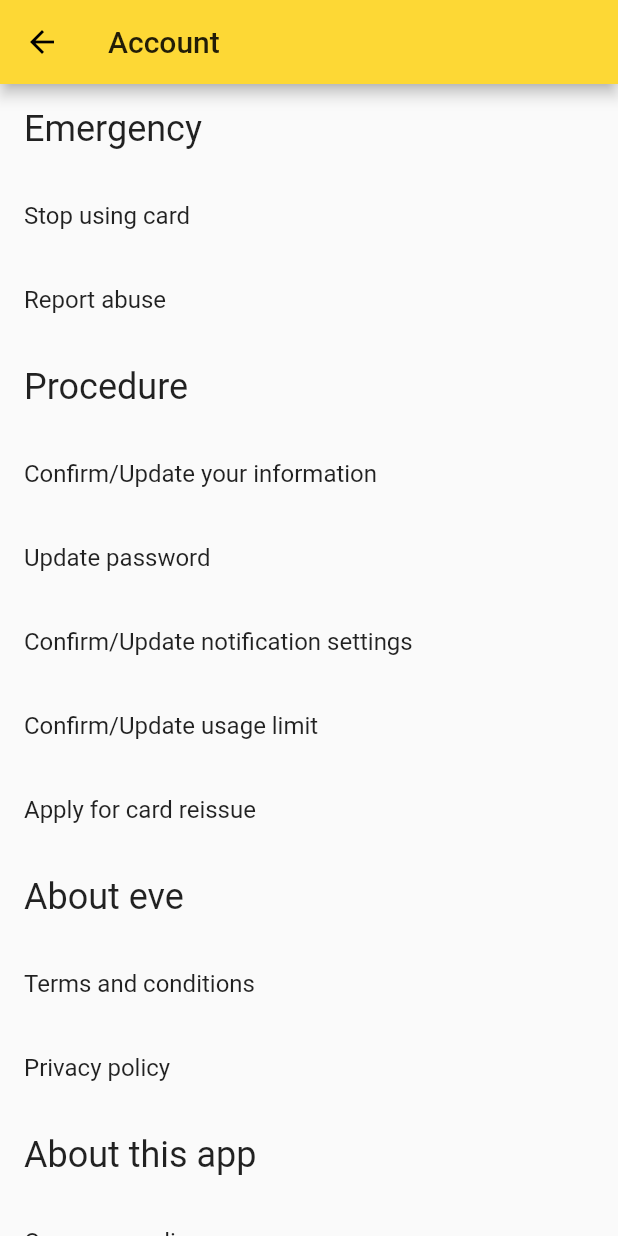
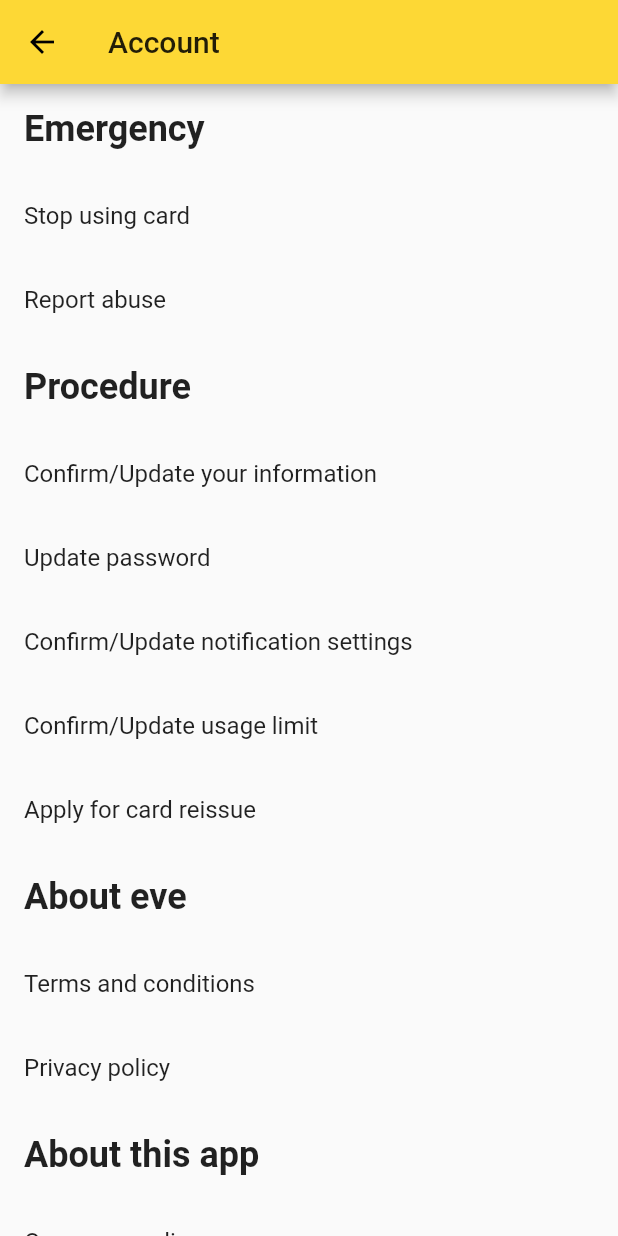
Before and after one commit to CORDEA/eve, a Flutter app: the Account screen opened directly, on a phone screen of 412 x 824 dp. Run offline on Flutter 3.47's test engine with Material 2 defaults, Android fonts, the phone set to English and light mode, and no system bars; missing offline and left inert: lipsum; statements that could not run were skipped.

Commit message:
modify text style

```diff
--- a/lib/ui/account.dart
+++ b/lib/ui/account.dart
@@ -1,3 +1,4 @@
+import 'package:eve/ui/section_label.dart';
 import 'package:flutter/material.dart';
 
 class Account extends StatelessWidget {
@@ -72,10 +73,7 @@ class _AccountSectionLabel extends StatelessWidget {
   Widget build(BuildContext context) {
     return Padding(
       padding: const EdgeInsets.all(16),
-      child: Text(
-        text,
-        style: Theme.of(context).textTheme.headline5,
-      ),
+      child: SectionLabel(text: text),
     );
   }
 }
--- /dev/null
+++ b/lib/ui/section_label.dart
@@ -0,0 +1,17 @@
+import 'package:flutter/material.dart';
+
+class SectionLabel extends StatelessWidget {
+  final String text;
+
+  const SectionLabel({Key key, this.text}) : super(key: key);
+
+  @override
+  Widget build(BuildContext context) {
+    return Text(
+      text,
+      style: Theme.of(context).textTheme.headline5.copyWith(
+            fontWeight: FontWeight.bold,
+          ),
+    );
+  }
+}
--- a/lib/ui/transfer.dart
+++ b/lib/ui/transfer.dart
@@ -1,4 +1,5 @@
 import 'package:eve/bloc/transfer_bloc.dart';
+import 'package:eve/ui/section_label.dart';
 import 'package:flutter/material.dart';
 import 'package:provider/provider.dart';
 
@@ -64,10 +65,7 @@ class _TransferSectionLabel extends StatelessWidget {
         right: 24,
         bottom: 16,
       ),
-      child: Text(
-        text,
-        style: Theme.of(context).textTheme.headline5,
-      ),
+      child: SectionLabel(text: text),
     );
   }
 }
@@ -103,7 +101,8 @@ class _TransferItem extends StatelessWidget {
               ),
               const SizedBox(height: 12),
               Selector<TransferBloc, String>(
-                selector: (_, bloc) => bloc.recipients[_index].formattedBankName,
+                selector: (_, bloc) =>
+                    bloc.recipients[_index].formattedBankName,
                 builder: (_, text, __) => Text(
                   text,
                   style: Theme.of(context).textTheme.caption,
@@ -115,8 +114,8 @@ class _TransferItem extends StatelessWidget {
                 builder: (_, text, __) => Text(
                   text,
                   style: Theme.of(context).textTheme.caption.copyWith(
-                    color: Theme.of(context).textTheme.subtitle1.color,
-                  ),
+                        color: Theme.of(context).textTheme.subtitle1.color,
+                      ),
                 ),
               ),
             ],
```
